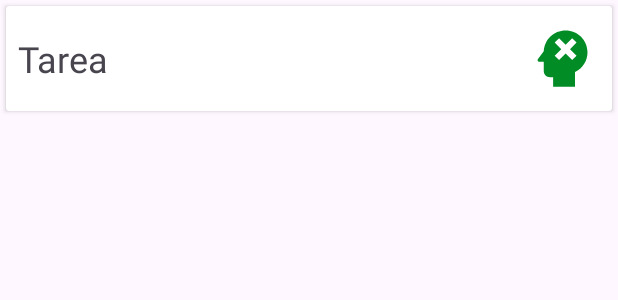
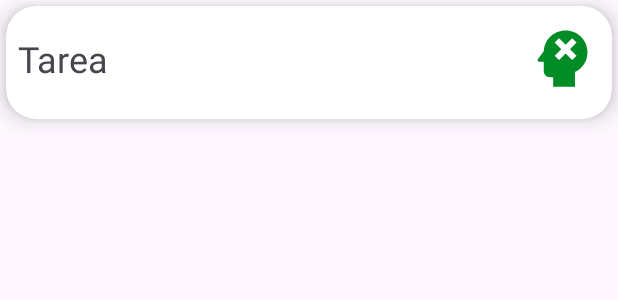
Before and after one commit to CafeConPalito/TFCPruebas, an Android app: the layout item_task.xml on its own in the app's theme, with its tools: preview values and no code run, on a phone screen of 412 x 824 dp. Shown: the top 300 px of the screen. Run offline under Robolectric (Android 15) with nearby library versions, the phone set to English and light mode, and no system bars; network calls fail.

Commit message:
otro día más

```diff
--- a/PruebaRamiro/app/src/main/res/layout/activity_main.xml
+++ b/PruebaRamiro/app/src/main/res/layout/activity_main.xml
@@ -29,6 +29,7 @@
         android:inputType="text"
         android:hint = "@string/add_task"
         android:layout_margin="8dp"
+
         app:layout_constraintVertical_bias="0"
         app:layout_constraintBottom_toBottomOf="parent"
         app:layout_constraintStart_toStartOf="parent"
@@ -51,7 +52,7 @@
         android:layout_width="wrap_content"
         android:layout_height="wrap_content"
         android:layout_margin="8dp"
-        android:text="cambiar pantalla"
+        android:text="RMApiCons"
         app:layout_constraintBottom_toBottomOf="parent"
         app:layout_constraintEnd_toEndOf="parent"
         app:layout_constraintStart_toStartOf="parent"
--- a/PruebaRamiro/app/src/main/res/layout/activity_rick_morty.xml
+++ b/PruebaRamiro/app/src/main/res/layout/activity_rick_morty.xml
@@ -22,6 +22,7 @@
         android:layout_width="0dp"
         android:layout_height="wrap_content"
         app:iconifiedByDefault="false"
+        app:queryHint="Search character"
         app:layout_constraintEnd_toEndOf="parent"
         app:layout_constraintStart_toStartOf="parent"
         app:layout_constraintTop_toTopOf="parent" />
--- a/PruebaRamiro/app/src/main/res/layout/item_task.xml
+++ b/PruebaRamiro/app/src/main/res/layout/item_task.xml
@@ -5,9 +5,12 @@
     android:elevation="20dp"
     android:layout_margin="4dp"
     android:layout_width="match_parent"
-    android:layout_height="70dp">
+    android:layout_height="75dp"
+    app:cardCornerRadius="20dp"
+    app:cardElevation="8dp">
 
 <androidx.constraintlayout.widget.ConstraintLayout
+    android:id="@+id/clTaskItem"
     android:layout_width="match_parent"
     android:layout_height="70dp">
 
@@ -15,13 +18,13 @@
     <TextView
         android:layout_margin="8dp"
         android:id="@+id/tvTaskText"
-        android:layout_width="wrap_content"
+        android:layout_width="0dp"
         android:layout_height="wrap_content"
         tools:text="Tarea"
         app:layout_constraintHorizontal_bias="0"
         android:textSize="24sp"
         app:layout_constraintBottom_toBottomOf="parent"
-        app:layout_constraintEnd_toEndOf="parent"
+        app:layout_constraintEnd_toStartOf="@id/ivCheck"
         app:layout_constraintStart_toStartOf="parent"
         app:layout_constraintTop_toTopOf="parent" />
 
@@ -33,8 +36,8 @@
         android:layout_height="wrap_content"
         app:layout_constraintBottom_toBottomOf="parent"
         app:layout_constraintEnd_toEndOf="parent"
-        app:layout_constraintStart_toEndOf="@+id/tvTaskText"
-        app:layout_constraintTop_toTopOf="parent"
+
+        app:layout_constraintTop_toTopOf="@id/clTaskItem"
         app:srcCompat="@drawable/head_remove" />
 </androidx.constraintlayout.widget.ConstraintLayout>
 </androidx.cardview.widget.CardView>
```
Also changed, not shown: PruebaRamiro/app/src/main/java/com/cafeconpalito/pruebaramiro/apicons/DetailCharacterActivity.kt (+7 -6 lines).
